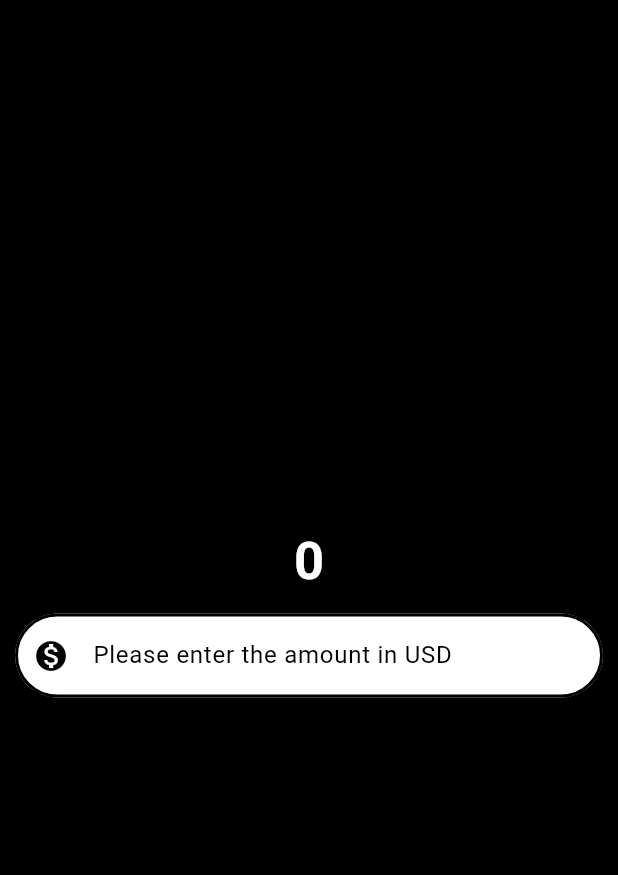
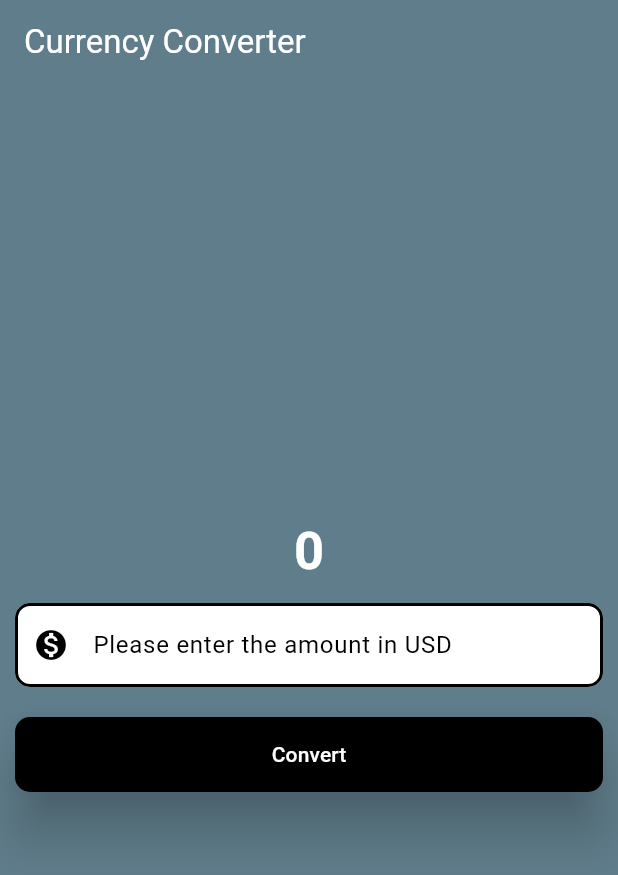
Before and after one commit to Josephus-git/currency_converter, a Flutter app: the screen it shows after launch, on a phone screen of 412 x 824 dp. Shown: the top 875 px of the screen. Run offline on Flutter 3.47's test engine with Material 3 defaults, Android fonts, the phone set to English and light mode, and no system bars.

Commit message:
added button

```diff
--- a/lib/currency_converter_main_page.dart
+++ b/lib/currency_converter_main_page.dart
@@ -7,10 +7,18 @@ class CurrencyConverterMaterialPage extends StatelessWidget {
   Widget build(BuildContext context) {
     final border = OutlineInputBorder(
       borderSide: BorderSide(width: 2.0, style: BorderStyle.solid),
-      borderRadius: BorderRadius.all(Radius.circular(60)),
+      borderRadius: BorderRadius.all(Radius.circular(10)),
     );
     return Scaffold(
-      backgroundColor: Colors.black,
+      backgroundColor: Colors.blueGrey,
+      appBar: AppBar(
+        backgroundColor: Colors.blueGrey,
+        elevation: 0,
+        title: const Text(
+          'Currency Converter',
+          style: TextStyle(color: Colors.white),
+        ),
+      ),
       body: Center(
         child: Column(
           mainAxisAlignment: MainAxisAlignment.center,
@@ -41,6 +49,24 @@ class CurrencyConverterMaterialPage extends StatelessWidget {
                 keyboardType: TextInputType.numberWithOptions(decimal: true),
               ),
             ),
+            Padding(
+              padding: const EdgeInsets.all(10),
+              child: ElevatedButton(
+                onPressed: () {
+                  debugPrint('button clicked');
+                },
+                style: TextButton.styleFrom(
+                  elevation: (15),
+                  backgroundColor: (Colors.black),
+                  foregroundColor: (Colors.white),
+                  minimumSize: const Size(double.infinity, 50),
+                  shape: RoundedRectangleBorder(
+                    borderRadius: BorderRadius.circular(10),
+                  ),
+                ),
+                child: Text('Convert'),
+              ),
+            ),
           ],
         ),
       ),
```
